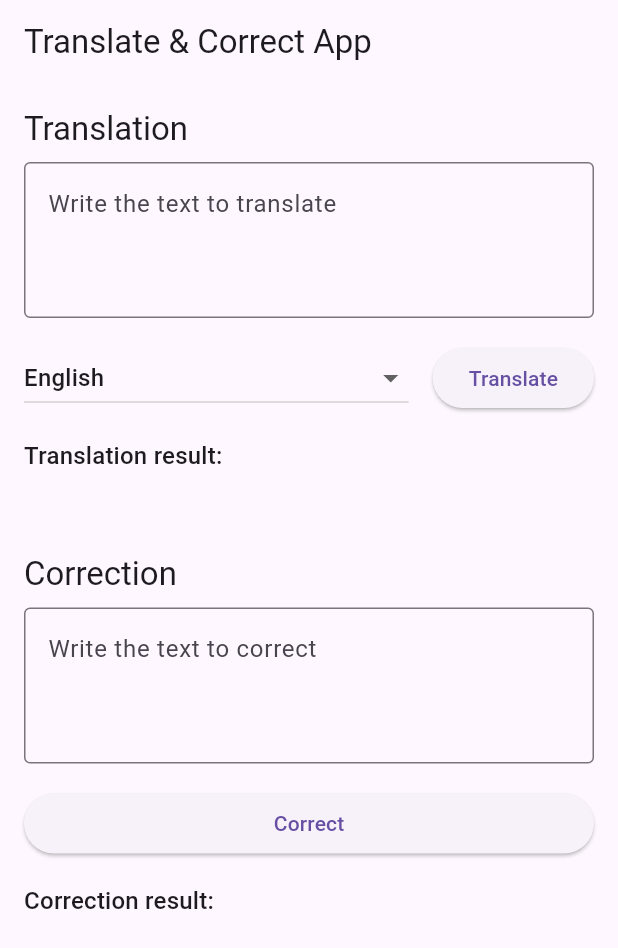
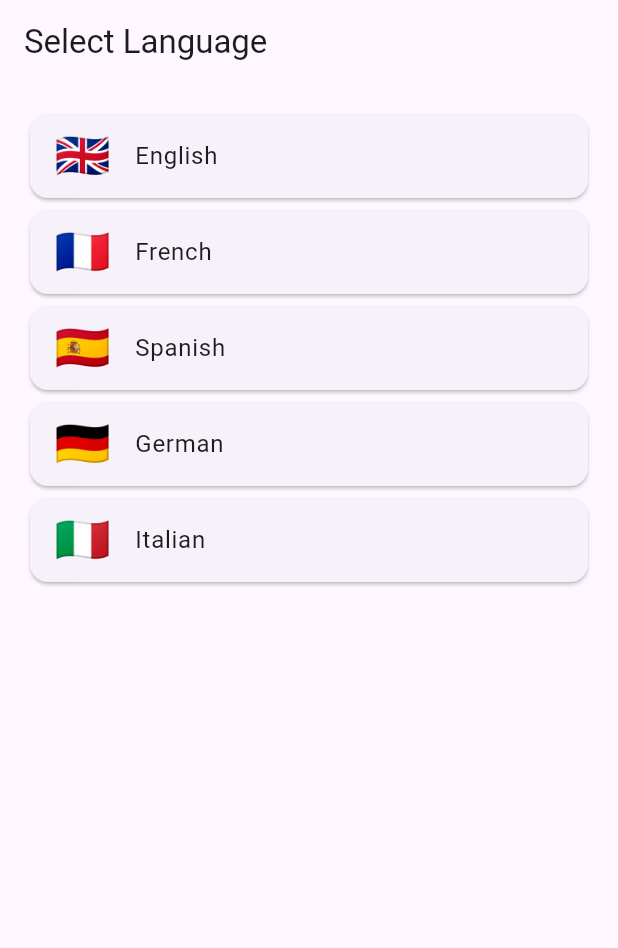
Before and after one commit to CapitaineBarbarossa/tp_api_trad, a Flutter app: the screen it shows after launch, on a phone screen of 412 x 824 dp. Shown: the top 948 px of the screen. Run offline on Flutter 3.47's test engine with Material 3 defaults, Android fonts, the light colour scheme and no system bars; our stand-ins replace logger, shared_preferences.

Commit message:
ajout menu drapeaux

```diff
--- a/lib/main.dart
+++ b/lib/main.dart
@@ -1,5 +1,6 @@
 import 'package:flutter/material.dart';
 import 'screens/home_screen.dart';
+import 'screens/language_selection_screen.dart';
 
 void main() {
   runApp(const TranslateApp());
@@ -16,7 +17,11 @@ class TranslateApp extends StatelessWidget {
         primarySwatch: Colors.blue,
         visualDensity: VisualDensity.adaptivePlatformDensity,
       ),
-      home: const HomeScreen(),
+      initialRoute: '/',
+      routes: {
+        '/': (context) => LanguageSelectionScreen(),
+        '/home': (context) => const HomeScreen(),
+      },
     );
   }
 }
--- a/lib/screens/home_screen.dart
+++ b/lib/screens/home_screen.dart
@@ -16,7 +16,7 @@ class HomeScreenState extends State<HomeScreen> {
   final TextEditingController _correctionController = TextEditingController();
   String _translatedText = '';
   String _correctedText = '';
-  String _selectedLanguage = 'English'; // Default language
+  late String _selectedLanguage; // Default language
   bool _isLoading = false;
 
   final List<String> _languages = [
@@ -27,12 +27,20 @@ class HomeScreenState extends State<HomeScreen> {
     'Italian'
   ];
 
+  @override
+  void didChangeDependencies() {
+    super.didChangeDependencies();
+    _selectedLanguage =
+        ModalRoute.of(context)!.settings.arguments as String? ?? 'English';
+  }
+
   void _translate() async {
     final text = _translationController.text;
     if (text.isNotEmpty) {
       setState(() => _isLoading = true);
       try {
-        final translation = await _translationService.translate(text, _selectedLanguage);
+        final translation =
+            await _translationService.translate(text, _selectedLanguage);
         setState(() {
           _translatedText = translation;
         });
@@ -51,7 +59,8 @@ class HomeScreenState extends State<HomeScreen> {
     if (text.isNotEmpty) {
       setState(() => _isLoading = true);
       try {
-        final correctedText = await _correctionService.correctText(text, _selectedLanguage);
+        final correctedText =
+            await _correctionService.correctText(text, _selectedLanguage);
         setState(() {
           _correctedText = correctedText;
         });
@@ -70,6 +79,14 @@ class HomeScreenState extends State<HomeScreen> {
     return Scaffold(
       appBar: AppBar(
         title: const Text('Translate & Correct App'),
+        actions: [
+          IconButton(
+            icon: const Icon(Icons.language),
+            onPressed: () {
+              Navigator.pushReplacementNamed(context, '/');
+            },
+          ),
+        ],
       ),
       body: SingleChildScrollView(
         padding: const EdgeInsets.all(16.0),
@@ -98,7 +115,8 @@ class HomeScreenState extends State<HomeScreen> {
                         _selectedLanguage = newValue!;
                       });
                     },
-                    items: _languages.map<DropdownMenuItem<String>>((String value) {
+                    items: _languages
+                        .map<DropdownMenuItem<String>>((String value) {
                       return DropdownMenuItem<String>(
                         value: value,
                         child: Text(value),
@@ -109,16 +127,18 @@ class HomeScreenState extends State<HomeScreen> {
                 const SizedBox(width: 16),
                 ElevatedButton(
                   onPressed: _isLoading ? null : _translate,
-                  child: _isLoading ? const SizedBox(
-                      width: 20,
-                      height: 20,
-                      child: CircularProgressIndicator(strokeWidth: 2)
-                  ) : const Text('Translate'),
+                  child: _isLoading
+                      ? const SizedBox(
+                          width: 20,
+                          height: 20,
+                          child: CircularProgressIndicator(strokeWidth: 2))
+                      : const Text('Translate'),
                 ),
               ],
             ),
             const SizedBox(height: 16),
-            Text('Translation result:', style: Theme.of(context).textTheme.titleMedium),
+            Text('Translation result:',
+                style: Theme.of(context).textTheme.titleMedium),
             Text(_translatedText),
             const SizedBox(height: 32),
             Text('Correction', style: Theme.of(context).textTheme.titleLarge),
@@ -134,14 +154,16 @@ class HomeScreenState extends State<HomeScreen> {
             const SizedBox(height: 16),
             ElevatedButton(
               onPressed: _isLoading ? null : _correctText,
-              child: _isLoading ? const SizedBox(
-                  width: 20,
-                  height: 20,
-                  child: CircularProgressIndicator(strokeWidth: 2)
-              ) : const Text('Correct'),
+              child: _isLoading
+                  ? const SizedBox(
+                      width: 20,
+                      height: 20,
+                      child: CircularProgressIndicator(strokeWidth: 2))
+                  : const Text('Correct'),
             ),
             const SizedBox(height: 16),
-            Text('Correction result:', style: Theme.of(context).textTheme.titleMedium),
+            Text('Correction result:',
+                style: Theme.of(context).textTheme.titleMedium),
             Text(_correctedText),
           ],
         ),
--- /dev/null
+++ b/lib/screens/language_selection_screen.dart
@@ -0,0 +1,44 @@
+import 'package:flutter/material.dart';
+
+class LanguageSelectionScreen extends StatelessWidget {
+  final List<Map<String, String>> languages = [
+    {'name': 'English', 'flag': '🇬🇧'},
+    {'name': 'French', 'flag': '🇫🇷'},
+    {'name': 'Spanish', 'flag': '🇪🇸'},
+    {'name': 'German', 'flag': '🇩🇪'},
+    {'name': 'Italian', 'flag': '🇮🇹'},
+  ];
+
+  LanguageSelectionScreen({Key? key}) : super(key: key);
+
+  @override
+  Widget build(BuildContext context) {
+    return Scaffold(
+      appBar: AppBar(
+        title: Text('Select Language'),
+      ),
+      body: ListView.builder(
+        padding: EdgeInsets.all(16),
+        itemCount: languages.length,
+        itemBuilder: (context, index) {
+          return Card(
+            child: ListTile(
+              leading: Text(
+                languages[index]['flag']!,
+                style: TextStyle(fontSize: 30),
+              ),
+              title: Text(languages[index]['name']!),
+              onTap: () {
+                Navigator.pushReplacementNamed(
+                  context,
+                  '/home',
+                  arguments: languages[index]['name'],
+                );
+              },
+            ),
+          );
+        },
+      ),
+    );
+  }
+}
```
